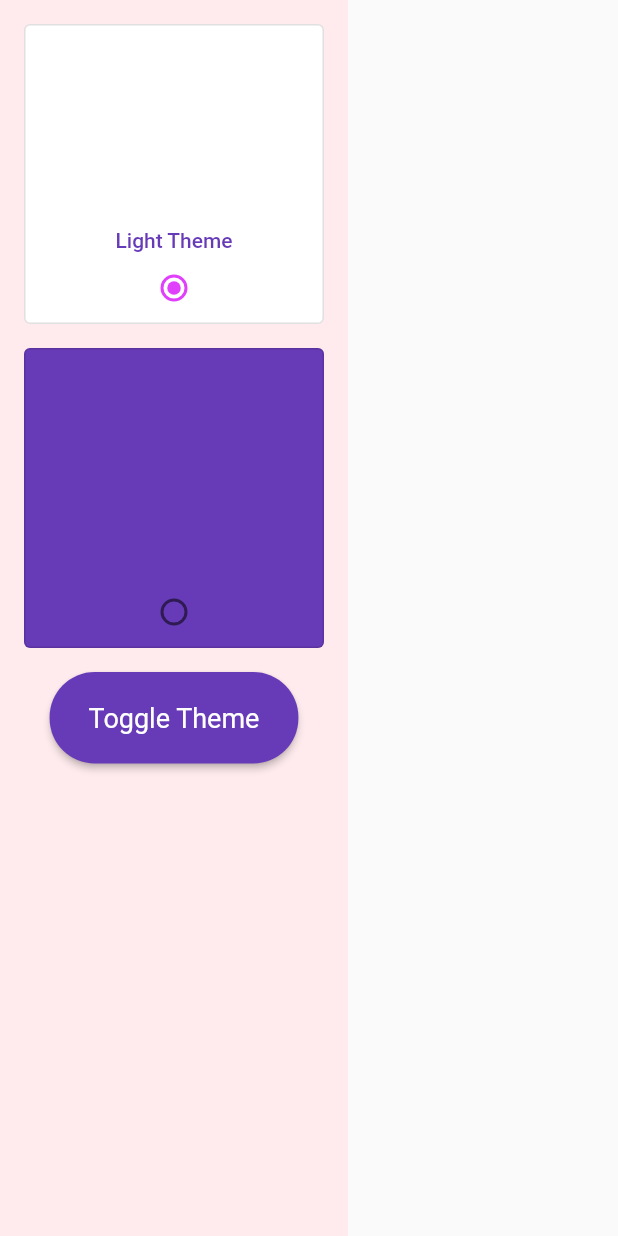
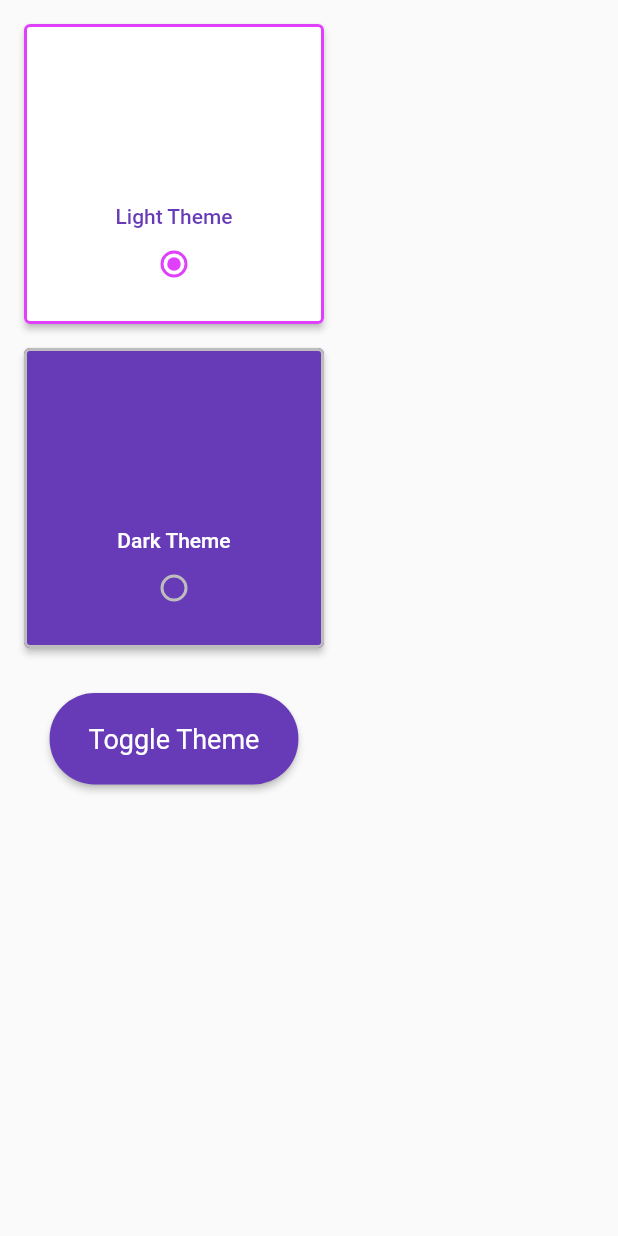
Before and after one commit to PabloBuisson/flutter_responsive_themes, a Flutter app: the ThemeScreen widget shown alone on an empty page, opened directly, on a phone screen of 412 x 824 dp. Run offline on Flutter 3.47's test engine with Material 2 defaults, Android fonts, the phone set to English and light mode, and no system bars; network calls fail.

Commit message:
refactor(theme_screen): improve flexibility of custom radio buttons

```diff
--- a/lib/screens/theme_screen.dart
+++ b/lib/screens/theme_screen.dart
@@ -1,6 +1,7 @@
 import 'package:flutter/material.dart';
 
 import '../notifiers.dart';
+import '../widgets/custom_radio_button.dart';
 
 class ThemeScreen extends StatelessWidget {
   const ThemeScreen({Key? key}) : super(key: key);
@@ -10,9 +11,7 @@ class ThemeScreen extends StatelessWidget {
     return ValueListenableBuilder<ThemeMode>(
         valueListenable: modeNotifier,
         builder: (_, selectedMode, __) {
-          return Container(
-            color: Colors.red.shade50,
-            child: Padding(
+          return Padding(
             padding: const EdgeInsets.all(16.0),
             child: Column(
               children: [
@@ -20,80 +19,38 @@ class ThemeScreen extends StatelessWidget {
                   spacing: 16.0,
                   runSpacing: 16.0,
                   children: [
-                      CustomRadioButton(
+                    CustomRadioButton<ThemeMode>(
                       label: "Light Theme",
                       value: ThemeMode.light,
-                        backgroundColor:
-                            Theme.of(context).colorScheme.onPrimary,
+                      valueNotifier: modeNotifier,
+                      backgroundColor: Colors.white,
                     ),
-                      CustomRadioButton(
+                    CustomRadioButton<ThemeMode>(
+                      radioTheme: Theme.of(context).copyWith(
+                        unselectedWidgetColor: Colors.grey.shade400,
+                      ),
                       label: "Dark Theme",
+                      labelStyle: TextStyle(
+                          color: Theme.of(context).colorScheme.onPrimary),
                       value: ThemeMode.dark,
+                      valueNotifier: modeNotifier,
                       backgroundColor: Theme.of(context).colorScheme.primary,
                     ),
                   ],
                 ),
-                  const SizedBox(
-                    height: 16.0,
-                  ),
-                  ElevatedButton(
+                Padding(
+                  padding: const EdgeInsets.symmetric(vertical: 30.0),
+                  child: ElevatedButton(
                     onPressed: () => modeNotifier.value =
                         selectedMode == ThemeMode.light
                             ? ThemeMode.dark
                             : ThemeMode.light,
                     child: const Text('Toggle Theme'),
                   ),
+                ),
               ],
-              ),
             ),
           );
         });
   }
 }
-
-class CustomRadioButton extends StatelessWidget {
-  final String label;
-  final ThemeMode value;
-  final Color? backgroundColor;
-  const CustomRadioButton(
-      {Key? key,
-      required this.label,
-      required this.value,
-      this.backgroundColor})
-      : super(key: key);
-
-  @override
-  Widget build(BuildContext context) {
-    return ValueListenableBuilder<ThemeMode>(
-      valueListenable: modeNotifier,
-      builder: (_, selectedMode, __) {
-        return ConstrainedBox(
-          constraints: const BoxConstraints(maxWidth: 200.0),
-          child: AspectRatio(
-            aspectRatio: 1, // make a square
-            child: OutlinedButton(
-              onPressed: () {
-                modeNotifier.value = value;
-              },
-              style: OutlinedButton.styleFrom(
-                  backgroundColor: backgroundColor ?? Colors.white),
-              child: Column(
-                mainAxisAlignment: MainAxisAlignment.end,
-                children: [
-                  Text(label),
-                  Radio(
-                    value: value,
-                    groupValue: selectedMode,
-                    onChanged: (value) {
-                      modeNotifier.value = value as ThemeMode;
-                    },
-                  )
-                ],
-              ),
-            ),
-          ),
-        );
-      },
-    );
-  }
-}
--- a/lib/themes/custom_theme.dart
+++ b/lib/themes/custom_theme.dart
@@ -6,6 +6,8 @@ class CustomTheme {
     return ThemeData(
       brightness: brightness,
       fontFamily: 'Lato',
+      // color for inactive checkboxes, switches, radios, ect.
+      unselectedWidgetColor: Colors.grey,
       appBarTheme: AppBarTheme(
           elevation: 0.0,
           centerTitle: true,
@@ -116,6 +118,7 @@ class CustomTheme {
       colorScheme: ColorScheme.dark(
         primary: Colors
             .purple, // the color displayed most frequently across your app’s screens and components
+        onPrimary: Colors.white,
         secondary: Colors
             .purpleAccent, // An accent color used for less prominent components in the UI, such as filter chips
         background: Colors
--- /dev/null
+++ b/lib/widgets/custom_radio_button.dart
@@ -0,0 +1,77 @@
+import 'package:flutter/material.dart';
+
+class CustomRadioButton<Type> extends StatelessWidget {
+  final String label;
+  final TextStyle? labelStyle;
+  final Type value;
+  final ValueNotifier<Type> valueNotifier;
+  final ThemeData? radioTheme;
+  final Color? backgroundColor;
+  const CustomRadioButton(
+      {Key? key,
+      required this.label,
+      required this.value,
+      required this.valueNotifier,
+      this.labelStyle,
+      this.radioTheme,
+      this.backgroundColor})
+      : super(key: key);
+
+  @override
+  Widget build(BuildContext context) {
+    return ValueListenableBuilder<Type>(
+      valueListenable: valueNotifier,
+      builder: (_, selectedValue, __) {
+        return ConstrainedBox(
+          constraints: const BoxConstraints(maxWidth: 200.0),
+          child: AspectRatio(
+            aspectRatio: 1, // make a square
+            child: OutlinedButton(
+              onPressed: () {
+                valueNotifier.value = value;
+              },
+              style: OutlinedButton.styleFrom(
+                  elevation: 2.0,
+                  side: BorderSide(
+                      color: selectedValue == value
+                          ? Theme.of(context).colorScheme.secondary
+                          : Colors.grey.shade400,
+                      width: 2),
+                  padding: const EdgeInsets.all(16.0),
+                  enableFeedback: true,
+                  backgroundColor: backgroundColor ?? Colors.white),
+              child: Column(
+                mainAxisAlignment: MainAxisAlignment.end,
+                children: [
+                  Text(
+                    label,
+                    textAlign: TextAlign.center,
+                    style: labelStyle,
+                  ),
+                  radioTheme != null
+                      ? Theme(
+                          data: radioTheme!,
+                          child: Radio<Type>(
+                            value: value,
+                            groupValue: selectedValue,
+                            onChanged: (value) {
+                              valueNotifier.value = value as Type;
+                            },
+                          ),
+                        )
+                      : Radio<Type>(
+                          value: value,
+                          groupValue: selectedValue,
+                          onChanged: (value) {
+                            valueNotifier.value = value as Type;
+                          },
+                        ),
+                ],
+              ),
+            ),
+          ),
+        );
+      },
+    );
+  }
+}
```
Lines whose indentation alone changed are shown as unchanged.
